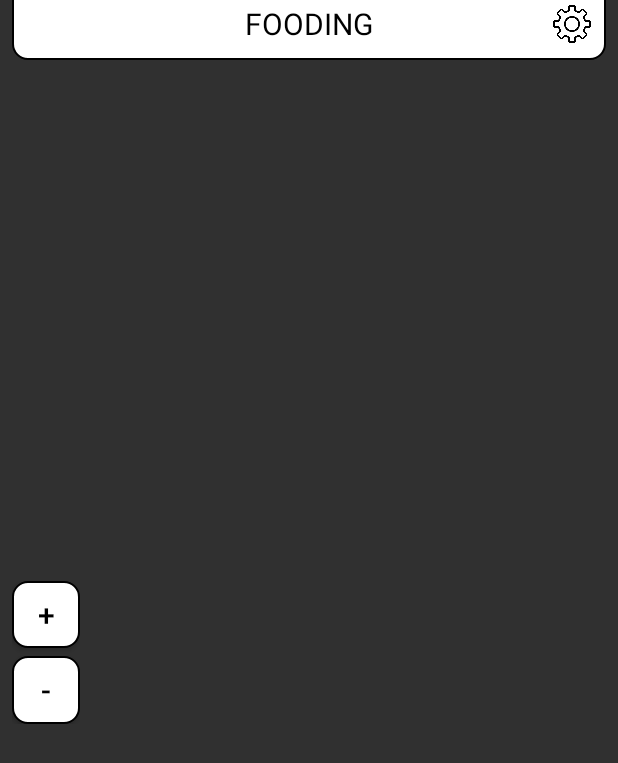
After one commit to SEOBUMSANG/Fooding, an Android app: the RouteActivity screen opened directly, with no data from a screen before it, on a phone screen of 412 x 824 dp. The commit adds this screen. Shown: the top 763 px of the screen. Run offline under Robolectric (Android 15) with nearby library versions, the phone set to English and light mode, and no system bars; libraries missing offline, so code that uses them is left out: com.skt; 15 statements that could not run were skipped.

Commit message:
결과화면 길찾기 추가

```diff
--- a/app/src/main/AndroidManifest.xml
+++ b/app/src/main/AndroidManifest.xml
@@ -14,6 +14,7 @@
         android:supportsRtl="true"
         android:theme="@style/Theme.AppCompat.NoActionBar">
 
+        <activity android:name=".RouteActivity" />
         <activity android:name=".ResultActivity" />
         <activity android:name=".WorldcupActivity" />
         <activity android:name=".SearchActivity" />
--- a/app/src/main/java/com/example/fooding/ResultActivity.java
+++ b/app/src/main/java/com/example/fooding/ResultActivity.java
@@ -1,5 +1,6 @@
 package com.example.fooding;
 
+import android.content.Intent;
 import android.os.Bundle;
 
 import android.view.View;
@@ -8,15 +9,18 @@ import android.widget.ImageView;
 
 import com.bumptech.glide.Glide;
 import com.bumptech.glide.request.target.GlideDrawableImageViewTarget;
+import com.example.fooding.Target.TargetList;
 
 import androidx.appcompat.app.AppCompatActivity;
 import androidx.appcompat.widget.Toolbar;
 
 public class ResultActivity extends AppCompatActivity {
 
+    private Intent intent;
     private Button routeButton;
     private Button restartButton;
     private Toolbar upToolbar;
+    private TargetList result;
 
     protected void onCreate(Bundle savedInstanceState) {
         super.onCreate(savedInstanceState);
@@ -26,20 +30,25 @@ public class ResultActivity extends AppCompatActivity {
         GlideDrawableImageViewTarget gifImage = new GlideDrawableImageViewTarget(imageView);
         Glide.with(this).load(R.drawable.trophy_gif).into(gifImage);
 
+        intent = getIntent();
+        result = intent.getParcelableExtra("result");
         routeButton = (Button) findViewById(R.id.route_button);
         restartButton = (Button) findViewById(R.id.restart_button);
 
         routeButton.setOnClickListener(new View.OnClickListener() {
             @Override
             public void onClick(View view) {
-
+                intent = new Intent(getApplicationContext(),RouteActivity.class);
+                intent.putExtra("result",result);
+                startActivityForResult(intent, 301);
+                finish();
             }
         });
 
         restartButton.setOnClickListener(new View.OnClickListener() {
             @Override
             public void onClick(View view) {
-
+                //
             }
         });
 
--- /dev/null
+++ b/app/src/main/java/com/example/fooding/RouteActivity.java
@@ -0,0 +1,117 @@
+package com.example.fooding;
+
+import android.content.Intent;
+import android.graphics.Bitmap;
+import android.graphics.BitmapFactory;
+import android.graphics.Color;
+import android.graphics.PointF;
+import android.location.Address;
+import android.location.Geocoder;
+import android.location.Location;
+import android.net.Uri;
+import android.os.Bundle;
+import android.os.Handler;
+import android.util.Log;
+import android.view.View;
+import android.widget.Button;
+import android.widget.EditText;
+import android.widget.LinearLayout;
+import android.widget.RelativeLayout;
+import android.widget.Toast;
+
+import com.example.fooding.Target.TargetList;
+import com.example.fooding.Youtube.YoutubeItem;
+import com.google.gson.Gson;
+import com.skt.Tmap.TMapCircle;
+import com.skt.Tmap.TMapData;
+import com.skt.Tmap.TMapMarkerItem;
+import com.skt.Tmap.TMapMarkerItem2;
+import com.skt.Tmap.TMapPoint;
+import com.skt.Tmap.TMapPolyLine;
+import com.skt.Tmap.TMapView;
+
+import org.json.JSONObject;
+
+import java.util.ArrayList;
+import java.util.List;
+
+import androidx.annotation.Nullable;
+
+
+public class RouteActivity extends MapActivity {
+    private TMapView tMapView;
+    private Intent intent;
+    private TargetList result;
+    private TMapPoint endPoint;
+    private TMapPoint centerPoint;
+    private Button buttonZoomIn;
+    private Button buttonZoomOut;
+
+    @Override
+    protected void onCreate(Bundle savedInstanceState) {
+        super.onCreate(savedInstanceState);
+        setContentView(R.layout.activity_route);
+
+        LinearLayout layoutTmap = findViewById(R.id.layout_tmap);
+        tMapView = new TMapView(this);
+        tMapView.setHttpsMode(true);
+        tMapView.setSKTMapApiKey("80e66504-97df-4d02-bc81-57c796cd67a1");   //API key setting
+        tMapView.setCenterPoint( 126.956875,37.504198,  true);
+        centerPoint = new TMapPoint(37.504198,126.956875);
+        layoutTmap.addView( tMapView );
+        Button buttonZoomIn = findViewById(R.id.button_zoom_in);
+        Button buttonZoomOut = findViewById(R.id.button_zoom_out);
+        buttonZoomIn.setOnClickListener(new View.OnClickListener() {
+            @Override
+            public void onClick(View v) {
+                tMapView.MapZoomIn();
+            }
+        });
+
+        // "축소" 버튼 클릭
+        buttonZoomOut.setOnClickListener(new View.OnClickListener() {
+            @Override
+            public void onClick(View v) {
+                tMapView.MapZoomOut();
+            }
+        });
+        intent = getIntent();
+        result = intent.getParcelableExtra("result");
+        endPoint = new TMapPoint(Double.parseDouble(result.getLat()),Double.parseDouble(result.getLng()));
+
+        Log.i("makeMarker", result.name);
+
+        // 마커 생성
+        MarkerOverlay markerItem = new MarkerOverlay(this, result);
+        markerItem.setTMapPoint( markerItem.markerPoint ); // 마커의 좌표 지정
+
+        Bitmap bitmap = BitmapFactory.decodeResource(this.getResources(), R.drawable.marker_icon_blue);
+        markerItem.setIcon(resizeBitmap(bitmap, 200)); // 마커 아이콘 지정
+        markerItem.setPosition(0.5f, 1.0f); // 마커의 중심점을 중앙, 하단으로 설정
+
+        tMapView.addMarkerItem2("result",markerItem);
+
+        getCarPath(centerPoint, endPoint);
+
+    }
+
+    public void getWalkPath(TMapPoint startPoint,TMapPoint endPoint){
+        TMapData tMapData = new TMapData();
+        tMapData.findPathDataWithType(TMapData.TMapPathType.CAR_PATH, startPoint, endPoint, new TMapData.FindPathDataListenerCallback() {
+            @Override
+            public void onFindPathData(TMapPolyLine polyLine) {
+                tMapView.addTMapPath(polyLine);
+            }
+        });
+    }
+
+    public void getCarPath(TMapPoint startPoint,TMapPoint endPoint){
+        TMapData tMapData = new TMapData();
+        tMapData.findPathDataWithType(TMapData.TMapPathType.PEDESTRIAN_PATH, startPoint, endPoint, new TMapData.FindPathDataListenerCallback() {
+            @Override
+            public void onFindPathData(TMapPolyLine polyLine) {
+                tMapView.addTMapPath(polyLine);
+            }
+        });
+    }
+}
--- a/app/src/main/java/com/example/fooding/Search2Activity.java
+++ b/app/src/main/java/com/example/fooding/Search2Activity.java
@@ -418,7 +418,6 @@ public class Search2Activity extends MapActivity {
         startActivityForResult(intent, 203);
     }
 
-
     /*public void refreshMarker(){
 
         if (tMapView.getZoomLevel() >= 15) {
--- /dev/null
+++ b/app/src/main/res/layout/activity_route.xml
@@ -0,0 +1,105 @@
+<?xml version="1.0" encoding="utf-8"?>
+
+<androidx.constraintlayout.widget.ConstraintLayout
+    xmlns:android="http://schemas.android.com/apk/res/android"
+    xmlns:app="http://schemas.android.com/apk/res-auto"
+    xmlns:tools="http://schemas.android.com/tools"
+    android:id="@+id/layout_component"
+    android:layout_width="match_parent"
+    android:layout_height="match_parent"
+    android:background="@android:color/transparent"
+    tools:context=".MainActivity">
+
+    <!-- t map -->
+    <LinearLayout
+        android:id="@+id/layout_tmap"
+        android:layout_width="match_parent"
+        android:layout_height="match_parent"
+        android:orientation="vertical"
+        app:layout_constraintBottom_toBottomOf="parent"
+        app:layout_constraintEnd_toEndOf="parent"
+        app:layout_constraintHorizontal_bias="0.0"
+        app:layout_constraintStart_toStartOf="parent"
+        app:layout_constraintTop_toTopOf="parent"
+        app:layout_constraintVertical_bias="0.0"
+        tools:context="com.skt.tmapsample.tmapview.MapDraw">
+
+    </LinearLayout>
+
+    <!-- 위 툴바 -->
+    <androidx.appcompat.widget.Toolbar
+        android:id="@+id/toolbar_up"
+        android:layout_width="match_parent"
+        android:layout_height="40dp"
+        android:layout_gravity="center_horizontal"
+        android:background="@drawable/radius_background_toolbar_up"
+        android:minHeight="?attr/actionBarSize"
+        android:theme="?attr/actionBarTheme"
+        android:layout_marginLeft="8dp"
+        android:layout_marginRight="8dp"
+        app:layout_constraintEnd_toEndOf="parent"
+        app:layout_constraintStart_toStartOf="parent"
+        app:layout_constraintTop_toTopOf="parent">
+
+        <TextView
+            android:id="@+id/textView"
+            android:layout_width="wrap_content"
+            android:layout_height="wrap_content"
+            android:layout_gravity="center"
+            android:text="FOODING"
+            android:textColor="@android:color/black"
+            android:textSize="20dp"
+            tools:layout_editor_absoluteX="174dp"
+            tools:layout_editor_absoluteY="23dp" />
+
+        <Button
+            android:id="@+id/setting_button"
+            android:layout_width="25dp"
+            android:layout_height="25dp"
+            android:layout_gravity="right"
+            android:layout_marginRight="10dp"
+            android:background="@drawable/setting_icon" />
+
+    </androidx.appcompat.widget.Toolbar>
+
+    <!-- 위치 입력 창 -->
+
+    <!-- zoom 버튼 -->
+    <LinearLayout
+        android:layout_width="45dp"
+        android:layout_height="95dp"
+        android:layout_marginLeft="8dp"
+        android:layout_marginTop="45dp"
+        android:gravity="center_vertical"
+        android:orientation="vertical"
+        app:layout_constraintBottom_toBottomOf="parent"
+        app:layout_constraintStart_toStartOf="parent"
+        app:layout_constraintTop_toTopOf="parent">
+
+        <Button
+            android:id="@+id/button_zoom_in"
+            android:layout_width="wrap_content"
+            android:layout_height="0dp"
+            android:layout_weight="1"
+            android:background="@drawable/radius_background_white"
+            android:text="+"
+            android:textColor="@android:color/black"
+            android:textSize="20dp" />
+
+        <Button
+            android:id="@+id/button_zoom_out"
+            android:layout_width="wrap_content"
+            android:layout_height="0dp"
+            android:layout_marginTop="5dp"
+            android:layout_weight="1"
+            android:background="@drawable/radius_background_white"
+            android:text="-"
+            android:textColor="@android:color/black"
+            android:textSize="20dp" />
+    </LinearLayout>
+
+    <!-- 월드컵 시작 버튼 -->
+
+    <!-- 아래 toolbar -->
+
+</androidx.constraintlayout.widget.ConstraintLayout>
```
